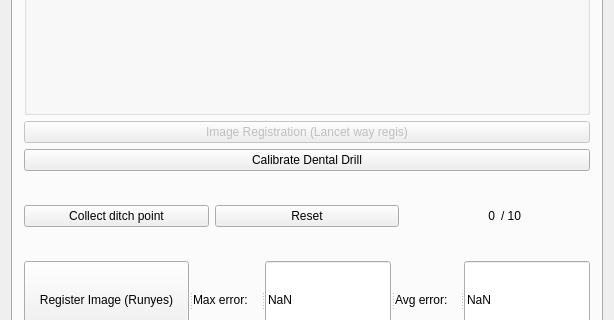
zhaomengxiao/LancetMITK-Adition, file Plugins/org.mitk.lancet.dentalaccuracy/src/internal/DentalAccuracyControls.ui: the form before one commit; both pictures show x 0 to 614 and y 206 to 526 of the 614 by 717 pixel window.
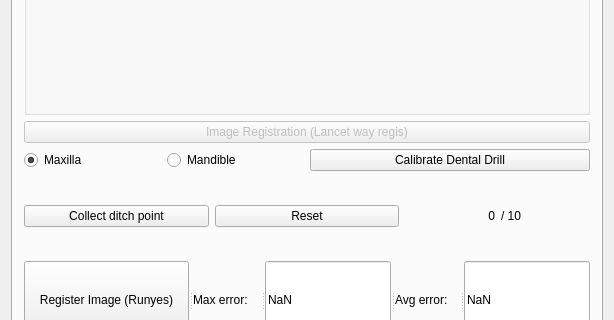
The form after the commit. The open tabs and pages were chosen to show the change. Custom widgets are drawn as their Qt base class.

What changed in the file:
```diff
--- a/Plugins/org.mitk.lancet.dentalaccuracy/src/internal/DentalAccuracyControls.ui
+++ b/Plugins/org.mitk.lancet.dentalaccuracy/src/internal/DentalAccuracyControls.ui
@@ -507,11 +507,36 @@
         </widget>
        </item>
        <item row="2" column="0">
+        <layout class="QHBoxLayout" name="horizontalLayout_12">
+         <item>
+          <layout class="QHBoxLayout" name="horizontalLayout_11">
+           <item>
+            <widget class="QRadioButton" name="radioButton_maxilla">
+             <property name="text">
+              <string>Maxilla</string>
+             </property>
+             <property name="checked">
+              <bool>true</bool>
+             </property>
+            </widget>
+           </item>
+           <item>
+            <widget class="QRadioButton" name="radioButton_mandible">
+             <property name="text">
+              <string>Mandible</string>
+             </property>
+            </widget>
+           </item>
+          </layout>
+         </item>
+         <item>
         <widget class="QPushButton" name="pushButton_calibrateDrill">
          <property name="text">
           <string>Calibrate Dental Drill</string>
          </property>
         </widget>
+         </item>
+        </layout>
        </item>
        <item row="3" column="0">
         <layout class="QHBoxLayout" name="horizontalLayout_10">
```
Left out of the diff: 2 changed lines with no effect on the pictures. Lines whose indentation alone changed are shown as unchanged.
